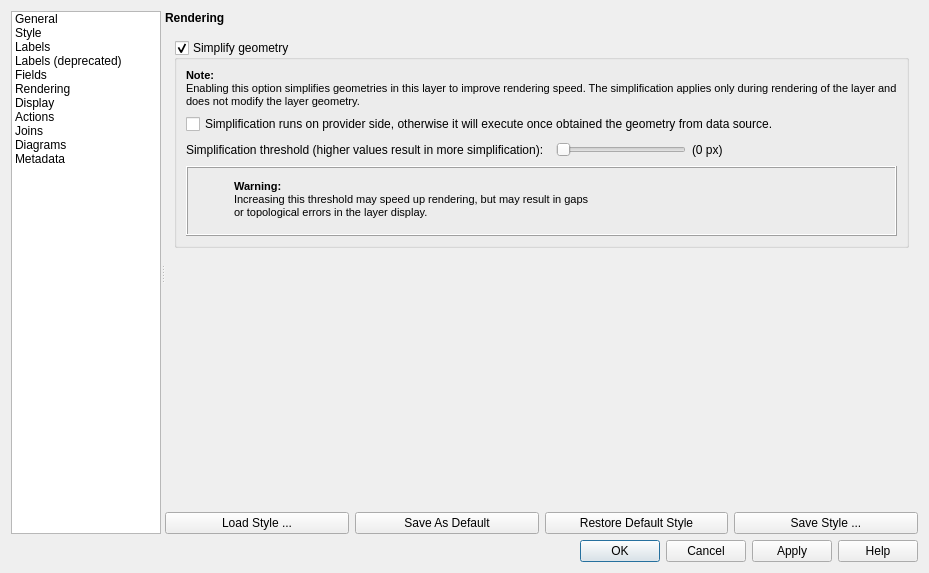
qgis/QGIS, file src/ui/qgsvectorlayerpropertiesbase.ui: the form before one commit.
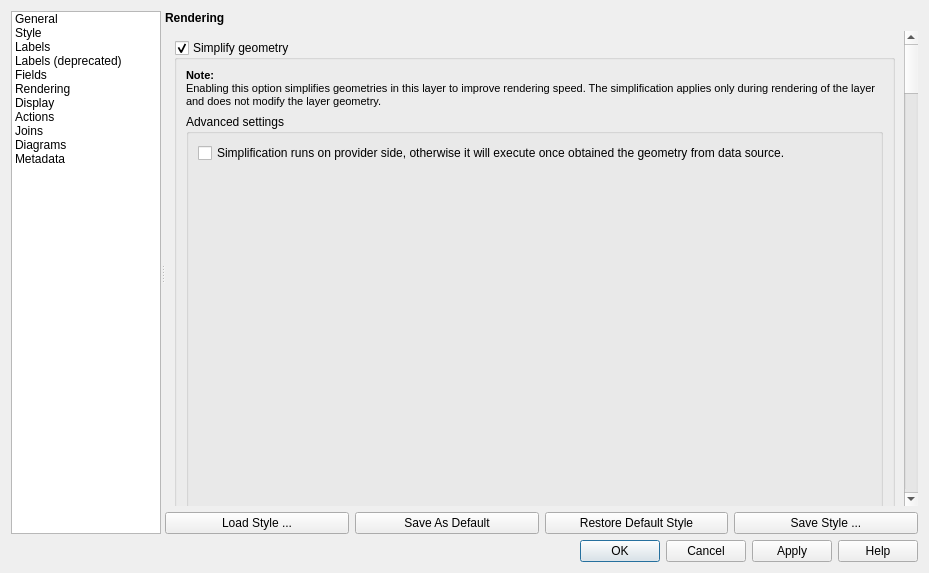
The form after the commit. The open tabs and pages were chosen to show the change. Icons and pictures are not drawn. Custom widgets are drawn as their Qt base class.

Commit message: #8725-R: add "Advanced settings" panel

The edit to the form file:
```diff
--- a/src/ui/qgsvectorlayerpropertiesbase.ui
+++ b/src/ui/qgsvectorlayerpropertiesbase.ui
@@ -974,13 +974,22 @@
                    </widget>
                   </item>
                   <item row="1" column="2" colspan="3">
+                   <widget class="QgsCollapsibleGroupBox" name="mSimplifyAdvancedGrpBx">
+                    <property name="title">
+                     <string>Advanced settings</string>
+                    </property>
+                    <property name="syncGroup" stdset="0">
+                     <string notr="true">vectormeta</string>
+                    </property>
+                    <layout class="QGridLayout" name="gridLayout_6">
+                     <item row="0" column="1" colspan="4">
                     <widget class="QCheckBox" name="mSimplifyDrawingAtProvider">
                       <property name="text">
                         <string>Simplification runs on provider side, otherwise it will execute once obtained the geometry from data source.</string>
                       </property>
                     </widget>
                   </item>
-                  <item row="5" column="2">
+                     <item row="1" column="1">
                    <widget class="QLabel" name="label_17">
                     <property name="text">
                      <string>Simplification threshold (higher values result in more simplification):  </string>
@@ -990,8 +999,14 @@
                     </property>
                    </widget>
                   </item>
-                  <item row="5" column="3">
+                     <item row="1" column="2">
                    <widget class="QSlider" name="mSimplifyDrawingSlider">
+                       <property name="minimumSize">
+                        <size>
+                         <width>130</width>
+                         <height>16777215</height>
+                        </size>
+                       </property>
                     <property name="maximumSize">
                      <size>
                       <width>130</width>
@@ -1023,8 +1038,8 @@
                      <bool>false</bool>
                     </property>
                    </widget>
-                  </item>
-                  <item row="5" column="4">
+                     </item>                       
+                     <item row="1" column="3">
                    <widget class="QLabel" name="mSimplifyDrawingPx">
                     <property name="text">
                      <string>(0 px)</string>
@@ -1034,7 +1049,20 @@
                     </property>
                    </widget>
                   </item>
-                  <item row="8" column="2" colspan="3">
+                     <item row="1" column="4">
+                      <spacer name="horizontalSpacer_6">
+                       <property name="orientation">
+                        <enum>Qt::Horizontal</enum>
+                       </property>
+                       <property name="sizeHint" stdset="0">
+                        <size>
+                         <width>20</width>
+                         <height>20</height>
+                        </size>
+                       </property>
+                      </spacer>
+                     </item>
+                     <item row="2" column="1" colspan="4">
                    <widget class="QFrame" name="mSimplifyDrawingPanel">
                     <property name="minimumSize">
                      <size>
@@ -1117,20 +1145,10 @@
                      </property>
                     </widget>
                    </widget>
-                  </item>
-                  <item row="5" column="4">
-                   <spacer name="horizontalSpacer_6">
-                    <property name="orientation">
-                     <enum>Qt::Horizontal</enum>
-                    </property>
-                    <property name="sizeHint" stdset="0">
-                     <size>
-                      <width>20</width>
-                      <height>20</height>
-                     </size>
-                    </property>
-                   </spacer>
-                  </item>
+                     </item>                       
+                    </layout>
+                   </widget>
+                  </item>                   
                  </layout>
                 </widget>
                </item>
```
Lines whose indentation alone changed are shown as unchanged. The commit also changes 1 other file.
